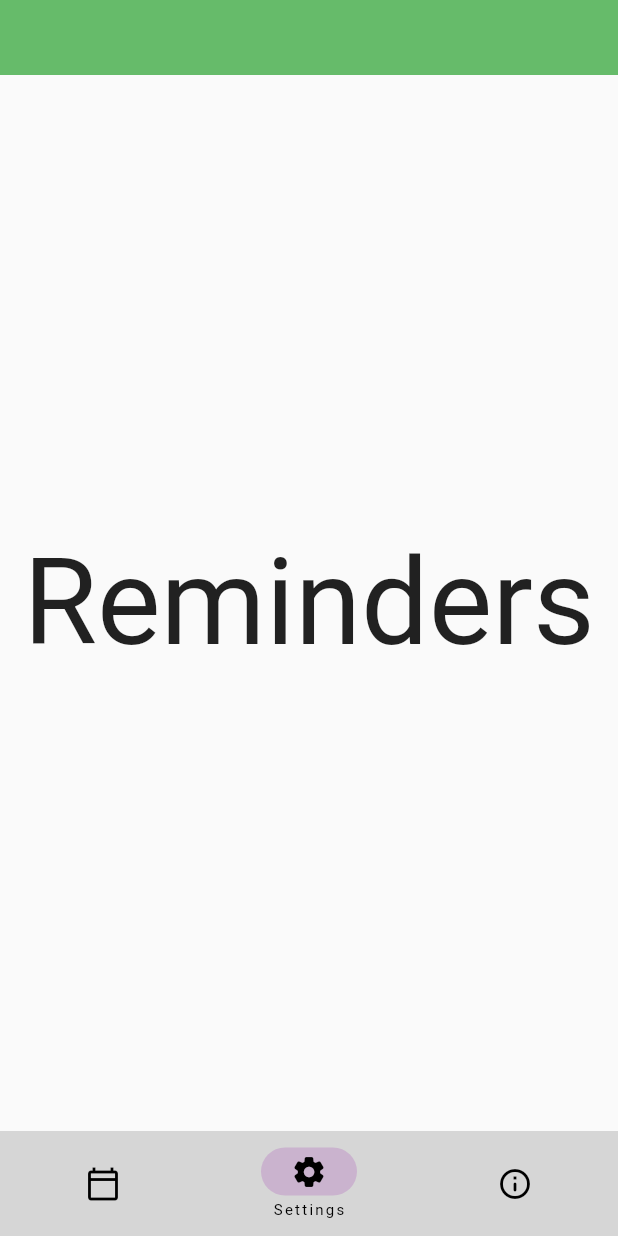
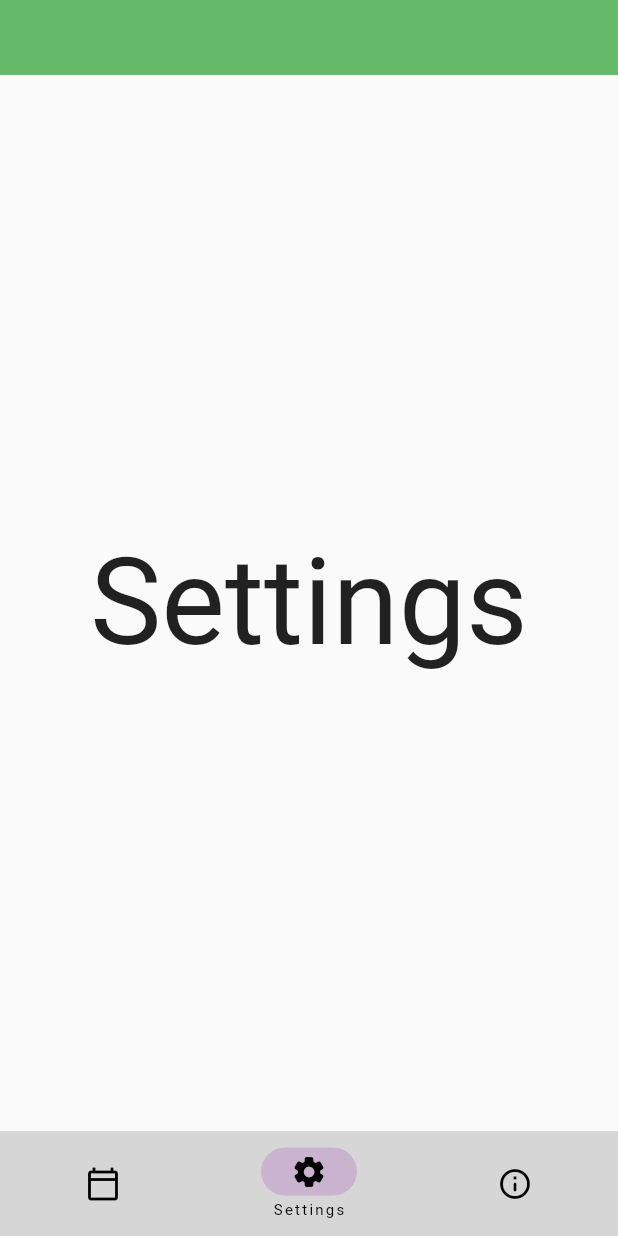
Before and after one commit to Sreeram3927/class_trackr, a Flutter app: the screen it shows after launch, item 2 of the bottom bar chosen, on a phone screen of 412 x 824 dp. Run offline on Flutter 3.47's test engine with Material 2 defaults, Android fonts, the phone set to English and light mode, and no system bars.

Commit message:
removed reminders from main_screen

```diff
--- a/lib/screens/main_screen.dart
+++ b/lib/screens/main_screen.dart
@@ -7,12 +7,6 @@ class MainScreen extends StatelessWidget {
 
   final screens = const [
     TimeTable(),
-    Center(
-      child: Text(
-        'Reminders',
-        style: TextStyle(fontSize: 80),
-      ),
-    ),
     Center(
       child: Text(
         'Settings',
```
